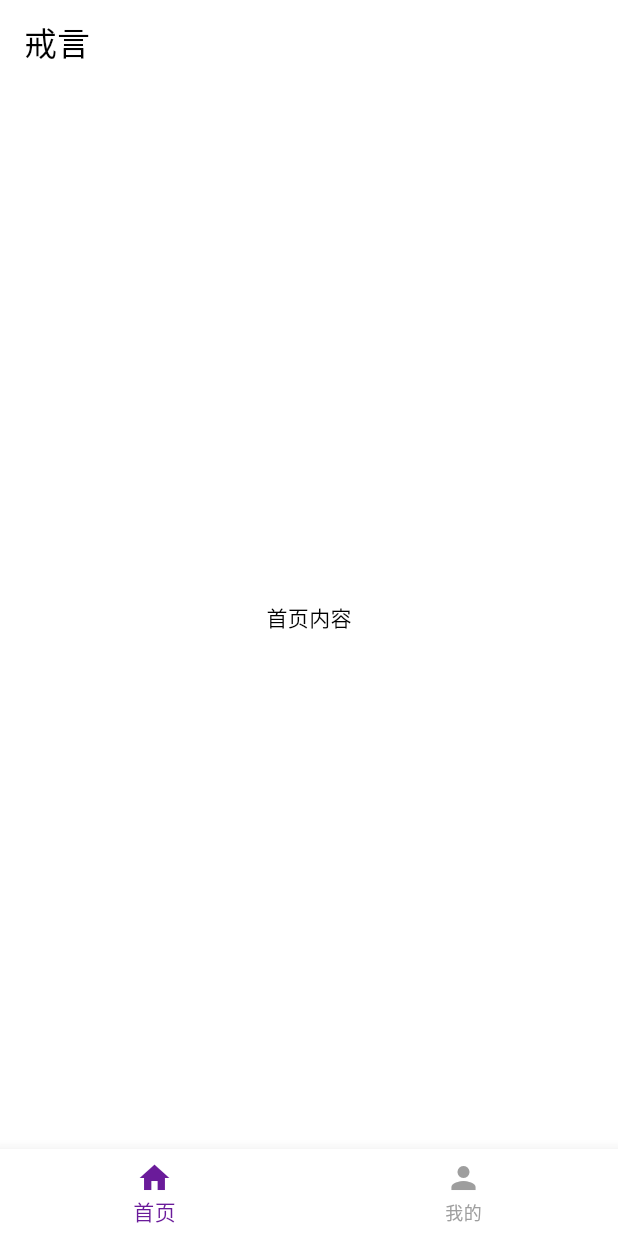
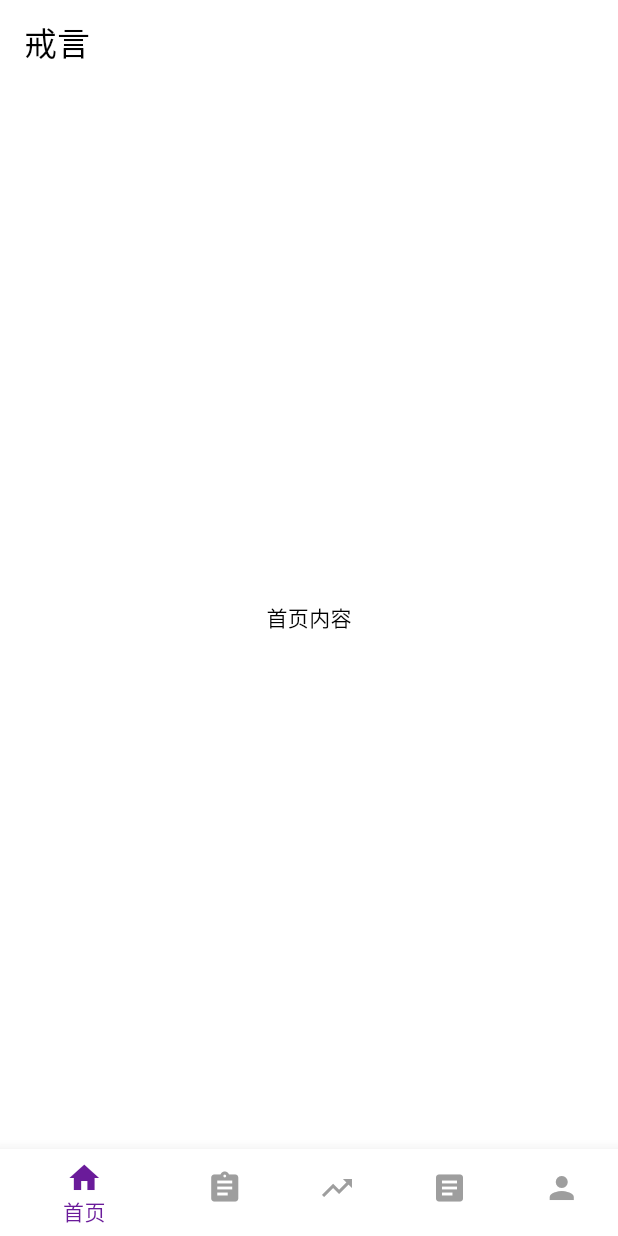
Before and after one commit to oliyo2023/stopsmoking_app, a Flutter app: the screen it shows after launch, on a phone screen of 412 x 824 dp. Run offline on Flutter 3.47's test engine with Material 3 defaults, Android fonts, the light colour scheme and no system bars; our stand-ins replace get, image_picker, pocketbase.

Commit message:
修改了路由配置，移除了 HomePage 的底部导航栏，并修改了初始路由。

```diff
--- a/lib/main.dart
+++ b/lib/main.dart
@@ -29,11 +29,12 @@ class _MyAppState extends State<MyApp> {
     return GetMaterialApp(
       title: 'Flutter Demo',
       theme: appTheme,
-      initialRoute: '/home',
+      initialRoute: '/', // Set initialRoute to '/'
       routes: {
+        '/': (context) => MainPage(), // Route '/' to MainPage
         '/login': (context) => const LoginPage(),
         '/register': (context) => const RegisterPage(),
-        '/home': (context) => const HomePage(),
+        // '/home': (context) => const HomePage(), // Remove '/home' route
         '/profile': (context) => const ProfilePage(),
         '/plan': (context) => const PlanPage(), // PlanPage route
         '/progress': (context) => const ProgressPage(), // ProgressPage route
--- a/lib/pages/home_page.dart
+++ b/lib/pages/home_page.dart
@@ -71,24 +71,7 @@ class _HomePageState extends State<HomePage> {
                 ),
         ],
       ),
-      bottomNavigationBar: BottomNavigationBar(
-        items: const <BottomNavigationBarItem>[
-          BottomNavigationBarItem(
-            icon: Icon(Icons.home),
-            label: '首页', // Updated label to 首页
-          ),
-          BottomNavigationBarItem(
-            icon: Icon(Icons.person),
-            label: '我的', // Updated label to 我的
-          ),
-        ],
-        currentIndex: _selectedIndex,
-        onTap: (index) {
-          setState(() {
-            _selectedIndex = index;
-          });
-        },
-      ),
+      // Removed bottomNavigationBar from here
     );
   }
 }
```
